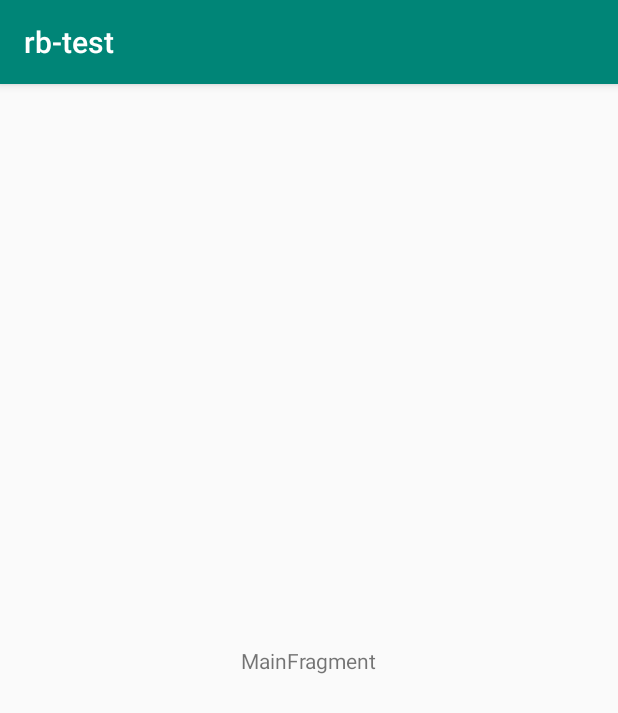
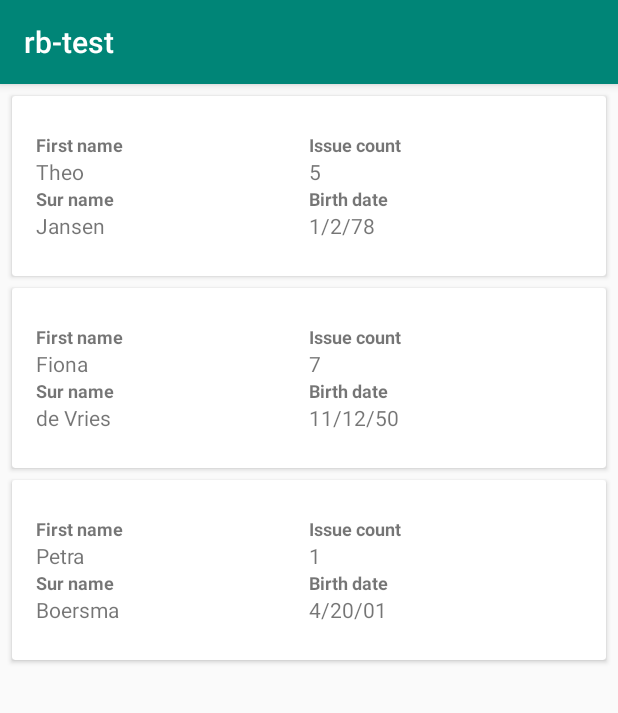
Before and after one commit to Truerall/RBtst, an Android app: the screen it shows after launch (MainActivity), on a phone screen of 412 x 824 dp. Shown: the top 713 px of the screen. Run offline under Robolectric (Android 15) with nearby library versions, the phone set to English and light mode, and no system bars; our stand-ins replace Dagger/Hilt's generated code, RxJava.

Commit message:
[UI] Basic recycler with simple item do display results of parsing. No data binding or cool stuff like diff utils.

```diff
--- a/app/src/main/java/com/rb/rb_test/data/repository/IssuesRepository.kt
+++ b/app/src/main/java/com/rb/rb_test/data/repository/IssuesRepository.kt
@@ -2,10 +2,14 @@ package com.rb.rb_test.data.repository
 
 import com.rb.rb_test.data.model.Issue
 import com.rb.rb_test.utils.parsers.CSVParser
+import com.rb.rb_test.utils.rx.AppSchedulerProvider
 import io.reactivex.Single
 import javax.inject.Inject
 
-class IssuesRepository @Inject constructor(private val csvParser: CSVParser) : IIssuesRepository {
+class IssuesRepository @Inject constructor(
+    private val csvParser: CSVParser,
+    private val schedulerProvider: AppSchedulerProvider
+) : IIssuesRepository {
 
     var issuesList: List<Issue>? = null
 
@@ -17,11 +21,12 @@ class IssuesRepository @Inject constructor(private val csvParser: CSVParser) : I
         return if (isDataAvailable()) {
             Single.just(issuesList)
         } else {
-            Single.fromCallable {
-                csvParser.parseFile("issues.csv")
-            }.doOnSuccess {
-                issuesList = it
-            }
+            Single.fromCallable { csvParser.parseFile("issues.csv") }
+                .subscribeOn(schedulerProvider.io())
+                .observeOn(schedulerProvider.ui())
+                .doOnSuccess {
+                    issuesList = it
+                }
         }
     }
 }
--- a/app/src/main/java/com/rb/rb_test/ui/main/MainFragment.kt
+++ b/app/src/main/java/com/rb/rb_test/ui/main/MainFragment.kt
@@ -4,13 +4,17 @@ import android.os.Bundle
 import android.view.LayoutInflater
 import android.view.View
 import android.view.ViewGroup
+import androidx.recyclerview.widget.LinearLayoutManager
 import com.google.android.material.snackbar.Snackbar
 import com.rb.rb_test.R
 import com.rb.rb_test.base.BaseVMFragment
 import com.rb.rb_test.base.BaseViewModel
 import com.rb.rb_test.data.model.Issue
+import kotlinx.android.synthetic.main.frg_main.*
 
 class MainFragment : BaseVMFragment<IMainViewModelContract>() {
+
+    private val adapter by lazy { MainIssueListAdapter(requireContext()) }
 
     override val modelClass: Class<out BaseViewModel>
         get() = MainViewModel::class.java
@@ -22,12 +26,18 @@ class MainFragment : BaseVMFragment<IMainViewModelContract>() {
     override fun onCreateView(inflater: LayoutInflater, container: ViewGroup?, savedInstanceState: Bundle?): View {
         viewModel.errorEventLiveData.observeEvent(viewLifecycleOwner, this::handleError)
         viewModel.issuesLiveData.observeNonNull(viewLifecycleOwner, this::displayData)
-        fetchData()
         return inflater.inflate(R.layout.frg_main, container, false)
     }
 
+    override fun onViewCreated(view: View, savedInstanceState: Bundle?) {
+        super.onViewCreated(view, savedInstanceState)
+        fetchData()
+        rv_issue_list.layoutManager = LinearLayoutManager(requireContext())
+        rv_issue_list.adapter = adapter
+    }
+
     private fun displayData(issuesList: List<Issue>) {
-        //TODO bind data
+        adapter.setData(issuesList)
     }
 
     private fun fetchData() {
--- /dev/null
+++ b/app/src/main/java/com/rb/rb_test/ui/main/MainIssueListAdapter.kt
@@ -0,0 +1,45 @@
+package com.rb.rb_test.ui.main
+
+import android.content.Context
+import android.text.format.DateFormat
+import android.view.LayoutInflater
+import android.view.View
+import android.view.ViewGroup
+import androidx.recyclerview.widget.RecyclerView
+import com.rb.rb_test.R
+import com.rb.rb_test.data.model.Issue
+import kotlinx.android.synthetic.main.item_issue.view.*
+
+class MainIssueListAdapter(private val context: Context) : RecyclerView.Adapter<ViewHolder>() {
+
+    private var dataSet: List<Issue> = listOf()
+    private val formatter = DateFormat.getDateFormat(context)
+
+    override fun onCreateViewHolder(parent: ViewGroup, viewType: Int): ViewHolder {
+        return ViewHolder(LayoutInflater.from(context).inflate(R.layout.item_issue, parent, false))
+    }
+
+    override fun onBindViewHolder(holder: ViewHolder, position: Int) {
+        holder.tvDataFirstName.text = dataSet[position].firstName
+        holder.tvDataSurName.text = dataSet[position].surName
+        holder.tvDataIssueCnt.text = dataSet[position].issueCount.toString()
+        holder.tvDataBirthDate.text = formatter.format(dataSet[position].date)
+    }
+
+    // Gets the number of animals in the list
+    override fun getItemCount(): Int {
+        return dataSet.size
+    }
+
+    fun setData(newDataSet: List<Issue>){
+        this.dataSet = newDataSet
+        notifyDataSetChanged()
+    }
+}
+
+class ViewHolder(view: View) : RecyclerView.ViewHolder(view) {
+    val tvDataFirstName = view.tv_data_first_name
+    val tvDataSurName = view.tv_data_sur_name
+    val tvDataIssueCnt = view.tv_data_issue_cnt
+    val tvDataBirthDate = view.tv_data_birth_date
+}
--- a/app/src/main/res/layout/frg_main.xml
+++ b/app/src/main/res/layout/frg_main.xml
@@ -8,14 +8,15 @@
         android:layout_height="match_parent"
         tools:context=".ui.main.MainFragment">
 
-    <TextView
-            android:id="@+id/message"
-            android:layout_width="wrap_content"
+    <androidx.recyclerview.widget.RecyclerView
+            android:id="@+id/rv_issue_list"
+            android:layout_width="match_parent"
             android:layout_height="wrap_content"
-            android:text="MainFragment"
-            app:layout_constraintBottom_toBottomOf="parent"
-            app:layout_constraintEnd_toEndOf="parent"
+            android:paddingTop="8dp"
+            android:clipToPadding="false"
             app:layout_constraintStart_toStartOf="parent"
+            tools:listitem="@layout/item_issue"
             app:layout_constraintTop_toTopOf="parent"/>
 
+
 </androidx.constraintlayout.widget.ConstraintLayout>
--- /dev/null
+++ b/app/src/main/res/layout/item_issue.xml
@@ -0,0 +1,118 @@
+<?xml version="1.0" encoding="utf-8"?>
+<androidx.cardview.widget.CardView
+        xmlns:android="http://schemas.android.com/apk/res/android"
+        xmlns:card_view="http://schemas.android.com/apk/res-auto"
+        xmlns:app="http://schemas.android.com/apk/res-auto"
+        android:id="@+id/cv_container"
+        android:foreground="?android:attr/selectableItemBackground"
+        android:clickable="true"
+        android:focusable="true"
+        android:layout_marginLeft="@dimen/dp8"
+        android:layout_marginBottom="@dimen/dp8"
+        android:layout_marginRight="@dimen/dp8"
+        card_view:contentPaddingBottom="@dimen/dp8"
+        card_view:contentPaddingTop="@dimen/dp8"
+        android:layout_width="match_parent"
+        android:layout_height="wrap_content">
+
+    <androidx.constraintlayout.widget.ConstraintLayout
+            xmlns:tools="http://schemas.android.com/tools"
+            android:id="@+id/main"
+            android:layout_width="match_parent"
+            android:layout_height="wrap_content"
+            android:padding="@dimen/dp16"
+            tools:context=".ui.main.MainFragment">
+
+        <TextView
+                android:id="@+id/tv_label_first_name"
+                android:layout_width="wrap_content"
+                android:layout_height="wrap_content"
+                android:text="@string/tv_label_first_name"
+                android:textSize="12sp"
+                android:textStyle="bold"
+                app:layout_constraintStart_toStartOf="parent"
+                app:layout_constraintTop_toTopOf="parent"/>
+
+        <TextView
+                android:id="@+id/tv_data_first_name"
+                android:layout_width="wrap_content"
+                android:layout_height="wrap_content"
+                android:textSize="14sp"
+                app:layout_constraintHorizontal_bias="0.0"
+                app:layout_constraintStart_toStartOf="@+id/tv_label_first_name"
+                app:layout_constraintTop_toBottomOf="@+id/tv_label_first_name"
+                app:layout_constraintEnd_toStartOf="@id/guidline_vert_50"
+                android:text="@string/dm_tv_data_first_name"/>
+
+        <TextView
+                android:id="@+id/tv_label_sur_name"
+                android:layout_width="wrap_content"
+                android:layout_height="wrap_content"
+                android:textSize="12sp"
+                android:textStyle="bold"
+                app:layout_constraintStart_toStartOf="parent"
+                app:layout_constraintTop_toBottomOf="@+id/tv_data_first_name"
+                android:text="@string/tv_label_sur_name"/>
+        <TextView
+                android:id="@+id/tv_data_sur_name"
+                android:layout_width="wrap_content"
+                android:layout_height="wrap_content"
+                android:textSize="14sp"
+                app:layout_constraintHorizontal_bias="0.0"
+                app:layout_constraintStart_toStartOf="@+id/tv_label_sur_name"
+                app:layout_constraintTop_toBottomOf="@+id/tv_label_sur_name"
+                app:layout_constraintEnd_toStartOf="@id/guidline_vert_50"
+                android:text="@string/dm_tv_data_sur_name"/>
+
+        <androidx.constraintlayout.widget.Guideline
+                android:id="@+id/guidline_vert_50"
+                android:layout_width="wrap_content"
+                android:layout_height="wrap_content"
+                android:orientation="vertical"
+                app:layout_constraintGuide_percent=".50"/>
+
+        <TextView
+                android:id="@+id/tv_label_issue_cnt"
+                android:layout_width="wrap_content"
+                android:layout_height="wrap_content"
+                android:textSize="12sp"
+                android:textStyle="bold"
+                app:layout_constraintStart_toEndOf="@id/guidline_vert_50"
+                app:layout_constraintTop_toTopOf="parent"
+                android:text="@string/tv_label_issue_cnt"/>
+
+        <TextView
+                android:id="@+id/tv_data_issue_cnt"
+                android:layout_width="wrap_content"
+                android:layout_height="wrap_content"
+                android:textSize="14sp"
+                app:layout_constraintHorizontal_bias="0.0"
+                app:layout_constraintStart_toStartOf="@+id/tv_label_issue_cnt"
+                app:layout_constraintTop_toBottomOf="@+id/tv_label_issue_cnt"
+                app:layout_constraintEnd_toEndOf="parent"
+                android:text="@string/dm_tv_data_issue_cnt"/>
+
+        <TextView
+                android:id="@+id/tv_label_birth_date"
+                android:layout_width="wrap_content"
+                android:layout_height="wrap_content"
+                android:textSize="12sp"
+                android:textStyle="bold"
+                app:layout_constraintStart_toStartOf="@+id/tv_label_issue_cnt"
+                app:layout_constraintTop_toBottomOf="@+id/tv_data_issue_cnt"
+                android:text="@string/tv_label_birth_date"/>
+
+        <TextView
+                android:id="@+id/tv_data_birth_date"
+                android:layout_width="wrap_content"
+                android:layout_height="wrap_content"
+                android:textSize="14sp"
+                app:layout_constraintHorizontal_bias="0.0"
+                app:layout_constraintStart_toStartOf="@+id/tv_label_issue_cnt"
+                app:layout_constraintTop_toBottomOf="@+id/tv_label_birth_date"
+                app:layout_constraintEnd_toEndOf="parent"
+                android:text="@string/dm_tv_data_birth_date"/>
+
+    </androidx.constraintlayout.widget.ConstraintLayout>
+
+</androidx.cardview.widget.CardView>
--- /dev/null
+++ b/app/src/main/res/values/dimens.xml
@@ -0,0 +1,25 @@
+<resources>
+    <!-- Basic -->
+    <dimen name="dp1">1dp</dimen>
+    <dimen name="dp2">2dp</dimen>
+    <dimen name="dp3">3dp</dimen>
+    <dimen name="dp4">4dp</dimen>
+    <dimen name="dp6">6dp</dimen>
+    <dimen name="dp8">8dp</dimen>
+    <dimen name="dp16">16dp</dimen>
+
+    <dimen name="dp32">32dp</dimen>
+    <dimen name="dp48">48dp</dimen>
+    <dimen name="dp56">56dp</dimen>
+
+    <!-- Default screen margins, per the Android Design guidelines. -->
+    <dimen name="activity_horizontal_margin">16dp</dimen>
+    <dimen name="activity_vertical_margin">16dp</dimen>
+
+    <!-- Lists -->
+    <dimen name="row_height_single_line">@dimen/dp48</dimen>
+    <dimen name="row_height_single_line_img">@dimen/dp56</dimen>
+
+
+
+</resources>
--- a/app/src/main/res/values/strings.xml
+++ b/app/src/main/res/values/strings.xml
@@ -1,3 +1,12 @@
 <resources>
     <string name="app_name">rb-test</string>
+    <string name="tv_label_first_name">First name</string>
+    <string name="tv_label_sur_name">Sur name</string>
+    <string name="tv_label_issue_cnt">Issue count</string>
+    <string name="tv_label_birth_date">Birth date</string>
+
+    <string name="dm_tv_data_first_name">Oleksii</string>
+    <string name="dm_tv_data_sur_name">Kriukov</string>
+    <string name="dm_tv_data_issue_cnt">0</string>
+    <string name="dm_tv_data_birth_date">01_02_2222</string>
 </resources>
```
